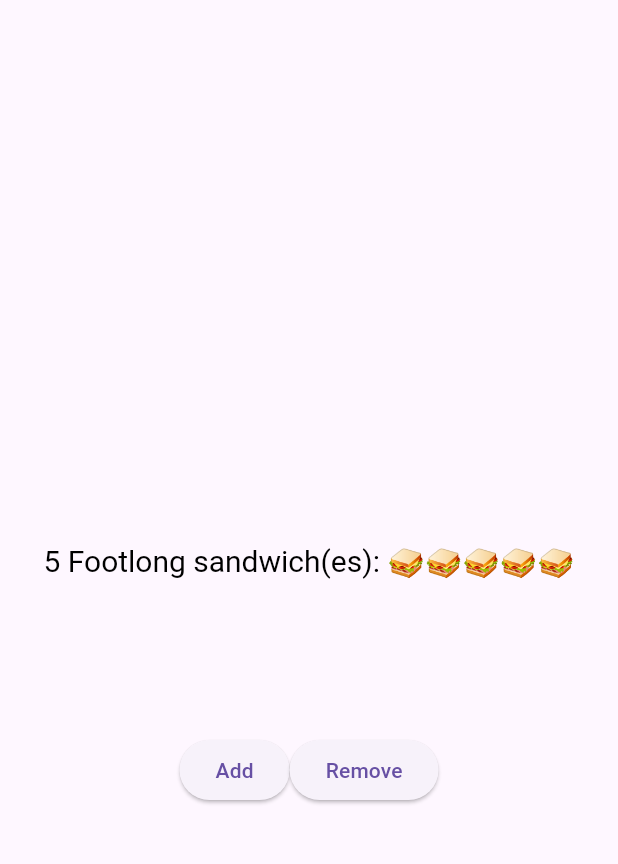
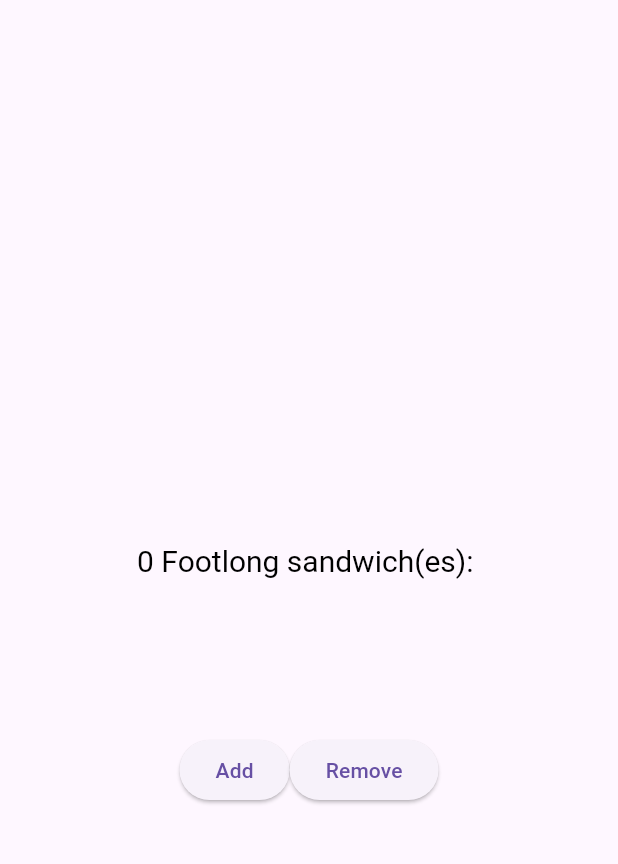
Before and after one commit to k1ngofaynt/sandwich_shop, a Flutter app: the screen it shows after launch, on a phone screen of 412 x 824 dp, the part 63-927 px from its top. Run offline on Flutter 3.47's test engine with Material 3 defaults, Android fonts, the phone set to English and light mode, and no system bars.

Commit message:
Use OrderScreen in App

```diff
--- a/lib/main.dart
+++ b/lib/main.dart
@@ -8,34 +8,9 @@ class App extends StatelessWidget {
 
   @override
   Widget build(BuildContext context) {
-    return MaterialApp(
+    return const MaterialApp(
       title: 'Sandwich Shop App',
-      home: Scaffold(
-  appBar: AppBar(title: const Text('Sandwich Counter')),
-  // The bit that you need to update starts from here
-  body: Center(
-    child: Column(
-      mainAxisAlignment: MainAxisAlignment.center,
-      children: [
-        const OrderItemDisplay(5, 'Footlong'),
-        Row(
-          mainAxisAlignment: MainAxisAlignment.center,
-          children: [
-            ElevatedButton(
-              onPressed: () => print('Add button pressed!'),
-              child: const Text('Add'),
-            ),
-            ElevatedButton(
-              onPressed: () => print('Remove button pressed!'),
-              child: const Text('Remove'),
-            ),
-          ],
-        ),
-      ],
-    ),
-  ),
-  // The bit that you need to update ends here
-),
+      home: OrderScreen(maxQuantity: 5),
     );
   }
 }
```
